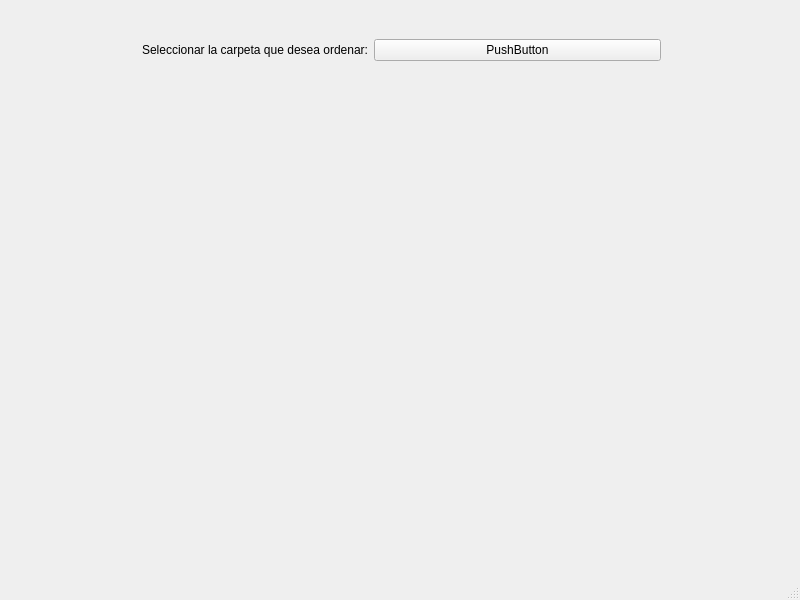
This is GUIOdA.ui in CusmaiGonzalo/OrganizadorDeArchivos as Qt 5 draws it before an edit. The edited form follows.
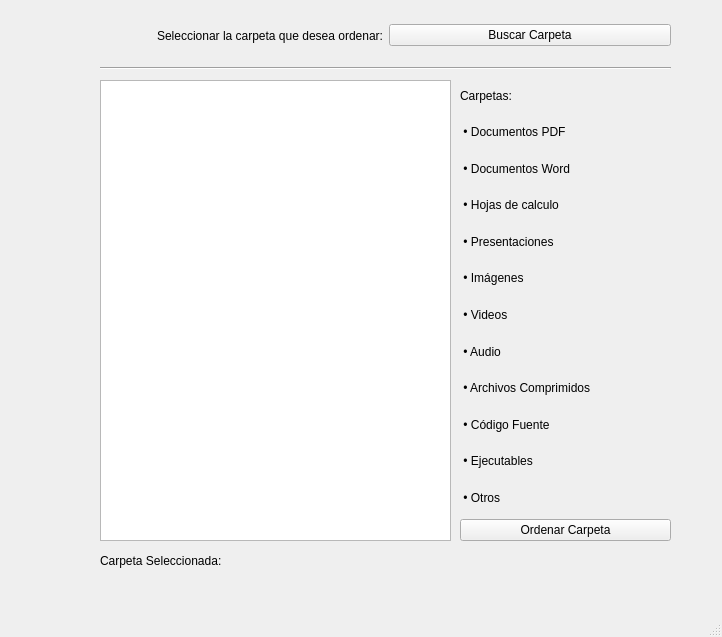
This is the edited form.

Commit message: Seleccion de carpetas y GUI

```diff
--- a/GUIOdA.ui
+++ b/GUIOdA.ui
@@ -6,8 +6,8 @@
    <rect>
     <x>0</x>
     <y>0</y>
-    <width>800</width>
-    <height>600</height>
+    <width>722</width>
+    <height>637</height>
    </rect>
   </property>
   <property name="windowTitle">
@@ -17,10 +17,10 @@
    <widget class="QWidget" name="horizontalLayoutWidget">
     <property name="geometry">
      <rect>
-      <x>80</x>
-      <y>10</y>
-      <width>581</width>
-      <height>80</height>
+      <x>100</x>
+      <y>20</y>
+      <width>571</width>
+      <height>31</height>
      </rect>
     </property>
     <layout class="QHBoxLayout" name="horizontalLayout_3">
@@ -40,12 +40,151 @@
      <item>
       <widget class="QPushButton" name="pushButton">
        <property name="text">
-        <string>PushButton</string>
+        <string>Buscar Carpeta</string>
        </property>
       </widget>
      </item>
     </layout>
    </widget>
+   <widget class="Line" name="line">
+    <property name="geometry">
+     <rect>
+      <x>100</x>
+      <y>60</y>
+      <width>571</width>
+      <height>16</height>
+     </rect>
+    </property>
+    <property name="orientation">
+     <enum>Qt::Horizontal</enum>
+    </property>
+   </widget>
+   <widget class="QTreeView" name="treeView">
+    <property name="geometry">
+     <rect>
+      <x>100</x>
+      <y>80</y>
+      <width>351</width>
+      <height>461</height>
+     </rect>
+    </property>
+   </widget>
+   <widget class="QWidget" name="verticalLayoutWidget">
+    <property name="geometry">
+     <rect>
+      <x>460</x>
+      <y>80</y>
+      <width>211</width>
+      <height>461</height>
+     </rect>
+    </property>
+    <layout class="QVBoxLayout" name="verticalLayout">
+     <item>
+      <widget class="QLabel" name="label_3">
+       <property name="text">
+        <string>Carpetas:</string>
+       </property>
+      </widget>
+     </item>
+     <item>
+      <widget class="QLabel" name="label_2">
+       <property name="text">
+        <string> • Documentos PDF </string>
+       </property>
+      </widget>
+     </item>
+     <item>
+      <widget class="QLabel" name="label_4">
+       <property name="text">
+        <string> • Documentos Word</string>
+       </property>
+      </widget>
+     </item>
+     <item>
+      <widget class="QLabel" name="label_5">
+       <property name="text">
+        <string> • Hojas de calculo</string>
+       </property>
+      </widget>
+     </item>
+     <item>
+      <widget class="QLabel" name="label_6">
+       <property name="text">
+        <string> • Presentaciones</string>
+       </property>
+      </widget>
+     </item>
+     <item>
+      <widget class="QLabel" name="label_7">
+       <property name="text">
+        <string> • Imágenes</string>
+       </property>
+      </widget>
+     </item>
+     <item>
+      <widget class="QLabel" name="label_8">
+       <property name="text">
+        <string> • Videos</string>
+       </property>
+      </widget>
+     </item>
+     <item>
+      <widget class="QLabel" name="label_11">
+       <property name="text">
+        <string> • Audio</string>
+       </property>
+      </widget>
+     </item>
+     <item>
+      <widget class="QLabel" name="label_12">
+       <property name="text">
+        <string> • Archivos Comprimidos</string>
+       </property>
+      </widget>
+     </item>
+     <item>
+      <widget class="QLabel" name="label_13">
+       <property name="text">
+        <string> • Código Fuente</string>
+       </property>
+      </widget>
+     </item>
+     <item>
+      <widget class="QLabel" name="label_10">
+       <property name="text">
+        <string> • Ejecutables</string>
+       </property>
+      </widget>
+     </item>
+     <item>
+      <widget class="QLabel" name="label_9">
+       <property name="text">
+        <string> • Otros</string>
+       </property>
+      </widget>
+     </item>
+     <item>
+      <widget class="QPushButton" name="botonOrdenar">
+       <property name="text">
+        <string>Ordenar Carpeta</string>
+       </property>
+      </widget>
+     </item>
+    </layout>
+   </widget>
+   <widget class="QLabel" name="labelCarpeta">
+    <property name="geometry">
+     <rect>
+      <x>100</x>
+      <y>550</y>
+      <width>571</width>
+      <height>21</height>
+     </rect>
+    </property>
+    <property name="text">
+     <string>Carpeta Seleccionada: </string>
+    </property>
+   </widget>
   </widget>
   <widget class="QMenuBar" name="menubar">
    <property name="geometry">
```
Left out of the diff: 6 changed lines with no effect on the pictures. The commit also changes 2 other files.
